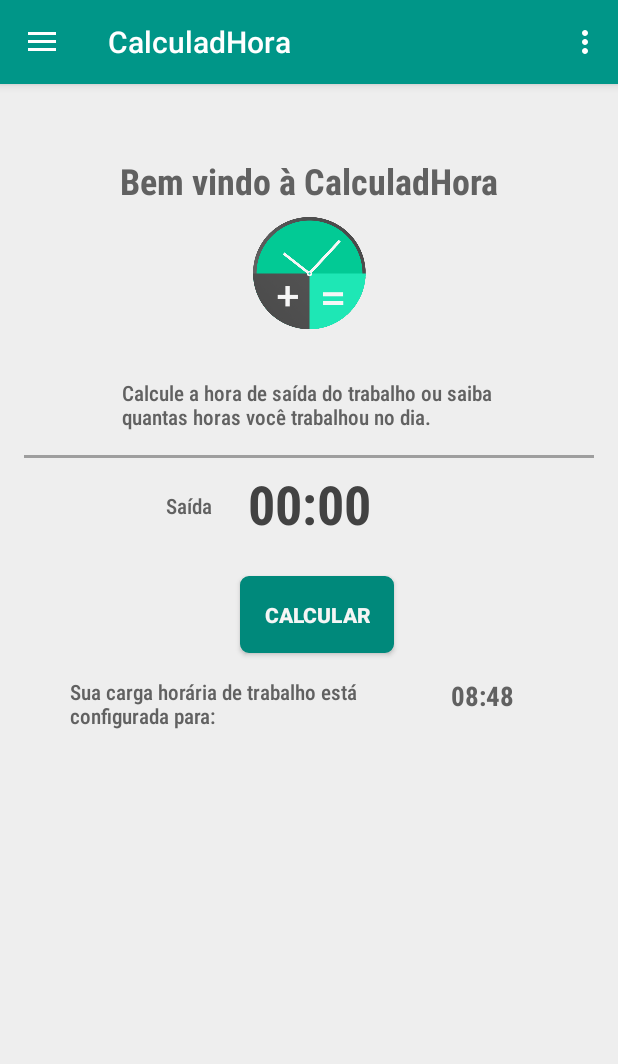
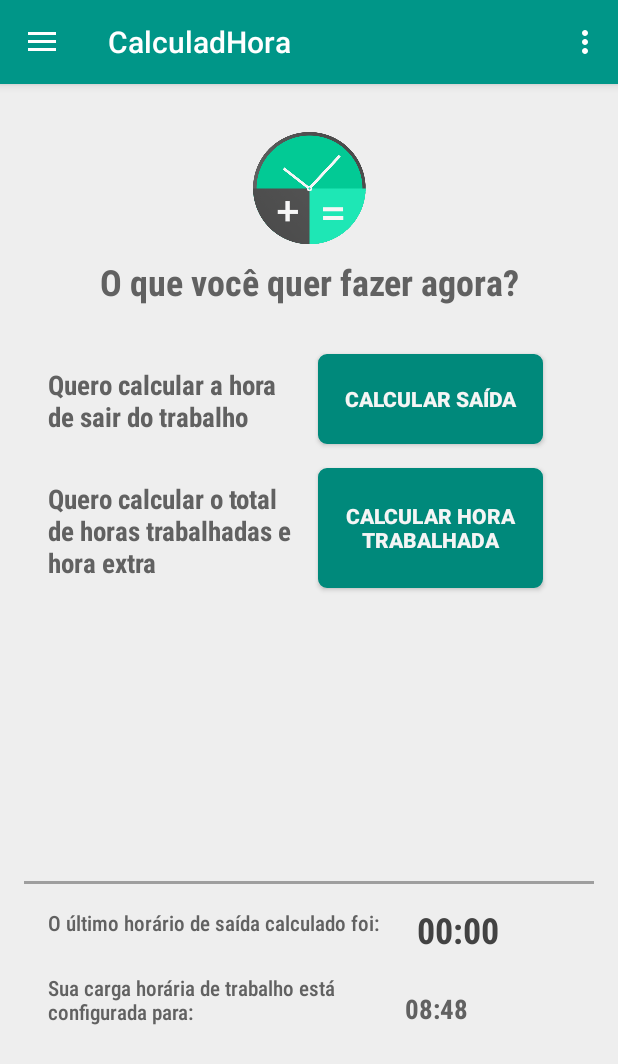
Before and after one commit to tiefz/calculadhora, an Android app: the screen it shows after launch (MainActivity), on a phone screen of 412 x 824 dp. Shown: the top 1064 px of the screen. Run offline under Robolectric (Android 15) with nearby library versions, the phone set to English and light mode, and no system bars.

Commit message:
Refatoração da home para incluir as duas opções de calculo

```diff
--- a/app/src/main/java/br/com/insertkoin/calculadhora/SaidaCalculada.java
+++ b/app/src/main/java/br/com/insertkoin/calculadhora/SaidaCalculada.java
@@ -34,6 +34,7 @@ public class SaidaCalculada extends Fragment {
     private Button botaoCalc;
     private ImageButton alarme;
     private static final String SETTINGS = "Settings";
+    private static final String HORA_DE_CALCULO = "08:48";
     private AlertDialog.Builder dialog;
     ArrayList<Pausa> listaPausas = new ArrayList<>();
 
@@ -145,7 +146,7 @@ public class SaidaCalculada extends Fragment {
     private Intervalo calcularSaida(Intervalo intervalo) {
 
         SharedPreferences sharedPreferences = getActivity().getSharedPreferences(SETTINGS, 0);
-        String HoraDeCalculo = "08:48";
+        String HoraDeCalculo = HORA_DE_CALCULO;
         LocalTime horaFixa;
         horaFixa = LocalTime.parse(HoraDeCalculo);
 
--- a/app/src/main/res/layout/content_main.xml
+++ b/app/src/main/res/layout/content_main.xml
@@ -11,86 +11,121 @@
     tools:showIn="@layout/app_bar_main">
 
     <Button
-        android:id="@+id/calcularID"
-        android:layout_width="wrap_content"
-        android:layout_height="wrap_content"
+        android:id="@+id/btnCalcTotalHomeID"
+        android:layout_width="150dp"
+        android:layout_height="80dp"
+        android:layout_marginStart="8dp"
+        android:layout_marginLeft="8dp"
         android:layout_marginTop="16dp"
         android:background="@drawable/buttons"
         android:backgroundTint="@color/bg_green"
         android:padding="@dimen/activity_vertical_margin"
-        android:text="@string/calcular"
+        android:text="@string/calcular_hora_trabalhada"
         android:textAllCaps="true"
         android:textColor="@color/cor_fonte"
         android:textStyle="bold"
-        app:layout_constraintEnd_toEndOf="parent"
-        app:layout_constraintHorizontal_bias="0.52"
-        app:layout_constraintStart_toStartOf="parent"
-        app:layout_constraintTop_toBottomOf="@+id/ultimaHoraID"
+        app:layout_constraintStart_toEndOf="@+id/perguntaSaida2"
+        app:layout_constraintTop_toBottomOf="@+id/btnCalcSaidaHomeID"
+        tools:targetApi="lollipop" />
+
+    <Button
+        android:id="@+id/btnCalcSaidaHomeID"
+        android:layout_width="150dp"
+        android:layout_height="60dp"
+        android:layout_marginStart="8dp"
+        android:layout_marginLeft="8dp"
+        android:layout_marginTop="32dp"
+        android:background="@drawable/buttons"
+        android:backgroundTint="@color/bg_green"
+        android:padding="@dimen/activity_vertical_margin"
+        android:text="@string/btcalc"
+        android:textAllCaps="true"
+        android:textColor="@color/cor_fonte"
+        android:textStyle="bold"
+        app:layout_constraintStart_toEndOf="@+id/perguntaSaida"
+        app:layout_constraintTop_toBottomOf="@+id/textView4"
         tools:targetApi="lollipop" />
 
     <TextView
         android:id="@+id/textView4"
         android:layout_width="wrap_content"
         android:layout_height="wrap_content"
-        android:layout_marginTop="32dp"
-        android:text="@string/bemvindo"
+        android:layout_marginTop="8dp"
+        android:text="@string/quer_fazer"
         android:textColor="@color/bg_cinza"
         android:textSize="24sp"
         android:textStyle="bold"
         app:fontFamily="sans-serif-condensed-medium"
         app:layout_constraintEnd_toEndOf="parent"
         app:layout_constraintStart_toStartOf="parent"
-        app:layout_constraintTop_toTopOf="parent" />
+        app:layout_constraintTop_toBottomOf="@+id/logoMainID" />
 
     <TextView
         android:id="@+id/textView12"
-        android:layout_width="250dp"
-        android:layout_height="wrap_content"
-        android:layout_marginTop="32dp"
+        android:layout_width="230dp"
+        android:layout_height="0dp"
+        android:layout_marginStart="16dp"
+        android:layout_marginLeft="16dp"
+        android:layout_marginTop="16dp"
         android:text="@string/display1"
         android:textColor="@color/bg_cinza"
         app:fontFamily="sans-serif-condensed-medium"
-        app:layout_constraintEnd_toEndOf="parent"
         app:layout_constraintStart_toStartOf="parent"
-        app:layout_constraintTop_toBottomOf="@+id/logoMainID" />
+        app:layout_constraintTop_toBottomOf="@+id/firstDivider" />
 
     <View
         android:id="@+id/firstDivider"
         android:layout_width="fill_parent"
         android:layout_height="2dp"
-        android:layout_marginTop="16dp"
         android:background="@color/Cinza_500"
         app:layout_constraintEnd_toEndOf="parent"
-        app:layout_constraintHorizontal_bias="0.17"
+        app:layout_constraintStart_toStartOf="parent"
+        app:layout_constraintTop_toTopOf="@+id/guideline" />
+
+    <TextView
+        android:id="@+id/textView15"
+        android:layout_width="230dp"
+        android:layout_height="41dp"
+        android:layout_marginStart="16dp"
+        android:layout_marginLeft="16dp"
+        android:layout_marginTop="24dp"
+        android:text="@string/display2"
+        android:textColor="@color/bg_cinza"
+        app:fontFamily="sans-serif-condensed-medium"
         app:layout_constraintStart_toStartOf="parent"
         app:layout_constraintTop_toBottomOf="@+id/textView12" />
 
     <TextView
-        android:id="@+id/textView15"
-        android:layout_width="200dp"
-        android:layout_height="wrap_content"
-        android:layout_marginTop="16dp"
-        android:text="@string/display2"
+        android:id="@+id/perguntaSaida"
+        android:layout_width="180dp"
+        android:layout_height="60dp"
+        android:layout_marginStart="8dp"
+        android:layout_marginLeft="8dp"
+        android:layout_marginTop="32dp"
+        android:padding="@dimen/nav_header_vertical_spacing"
+        android:text="@string/quero_saida"
         android:textColor="@color/bg_cinza"
+        android:textSize="18sp"
+        android:textStyle="bold"
         app:fontFamily="sans-serif-condensed-medium"
-        app:layout_constraintEnd_toEndOf="parent"
-        app:layout_constraintHorizontal_bias="0.17"
         app:layout_constraintStart_toStartOf="parent"
-        app:layout_constraintTop_toBottomOf="@+id/calcularID" />
+        app:layout_constraintTop_toBottomOf="@+id/textView4" />
 
     <TextView
-        android:id="@+id/textView17"
-        android:layout_width="wrap_content"
-        android:layout_height="0dp"
+        android:id="@+id/perguntaSaida2"
+        android:layout_width="180dp"
+        android:layout_height="80dp"
+        android:layout_marginStart="8dp"
+        android:layout_marginLeft="8dp"
         android:layout_marginTop="16dp"
-        android:layout_marginEnd="8dp"
-        android:layout_marginRight="8dp"
         android:padding="@dimen/nav_header_vertical_spacing"
-        android:text="@string/saida"
+        android:text="@string/quero_total"
         android:textColor="@color/bg_cinza"
+        android:textSize="18sp"
+        android:textStyle="bold"
         app:fontFamily="sans-serif-condensed-medium"
-        app:layout_constraintEnd_toStartOf="@+id/ultimaHoraID"
-        app:layout_constraintTop_toTopOf="@+id/firstDivider" />
+        app:layout_constraintStart_toStartOf="parent"
+        app:layout_constraintTop_toBottomOf="@+id/perguntaSaida" />
 
     <TextView
         android:id="@+id/horaAjustadaID"
@@ -99,40 +134,45 @@
         android:layout_marginStart="8dp"
         android:layout_marginLeft="8dp"
         android:layout_marginTop="16dp"
-        android:layout_marginEnd="8dp"
-        android:layout_marginRight="8dp"
         android:text="@string/zerohora"
         android:textColor="@color/bg_cinza"
         android:textSize="18sp"
         android:textStyle="bold"
         app:fontFamily="sans-serif-condensed-medium"
-        app:layout_constraintEnd_toEndOf="parent"
         app:layout_constraintStart_toEndOf="@+id/textView15"
-        app:layout_constraintTop_toBottomOf="@+id/calcularID" />
+        app:layout_constraintTop_toBottomOf="@+id/ultimaHoraID" />
 
     <ImageView
         android:id="@+id/logoMainID"
         android:layout_width="75dp"
         android:layout_height="75dp"
-        android:layout_marginTop="8dp"
+        android:layout_marginTop="16dp"
         android:contentDescription="@string/app_name"
         app:layout_constraintEnd_toEndOf="parent"
         app:layout_constraintStart_toStartOf="parent"
-        app:layout_constraintTop_toBottomOf="@+id/textView4"
+        app:layout_constraintTop_toTopOf="parent"
         app:srcCompat="@drawable/calc512" />
 
     <TextView
         android:id="@+id/ultimaHoraID"
         android:layout_width="wrap_content"
         android:layout_height="wrap_content"
-        android:layout_marginTop="16dp"
+        android:layout_marginStart="8dp"
+        android:layout_marginLeft="8dp"
+        android:layout_marginTop="8dp"
         android:padding="@dimen/nav_header_vertical_spacing"
         android:text="@string/zerohora"
         android:textColor="@color/bg_texto"
-        android:textSize="36sp"
+        android:textSize="24sp"
         android:textStyle="bold"
         app:fontFamily="sans-serif-condensed-medium"
-        app:layout_constraintEnd_toEndOf="parent"
-        app:layout_constraintStart_toStartOf="parent"
-        app:layout_constraintTop_toBottomOf="@+id/textView12" />
+        app:layout_constraintStart_toEndOf="@+id/textView12"
+        app:layout_constraintTop_toTopOf="@+id/guideline" />
+
+    <android.support.constraint.Guideline
+        android:id="@+id/guideline"
+        android:layout_width="wrap_content"
+        android:layout_height="wrap_content"
+        android:orientation="horizontal"
+        app:layout_constraintGuide_percent="0.7" />
 </android.support.constraint.ConstraintLayout>
--- a/app/src/main/res/layout/fragment_saida_ht.xml
+++ b/app/src/main/res/layout/fragment_saida_ht.xml
@@ -14,7 +14,7 @@
         android:layout_marginTop="32dp"
         android:background="@drawable/buttons"
         android:backgroundTint="@color/bg_green"
-        android:text="@string/calcular"
+        android:text="@string/calcular_hora_trabalhada"
         android:textColor="@color/cor_fonte"
         android:textSize="36sp"
         android:textStyle="bold"
--- a/app/src/main/res/values/strings.xml
+++ b/app/src/main/res/values/strings.xml
@@ -41,7 +41,7 @@
     <string name="bemvindo">Bem vindo à CalculadHora</string>
     <string name="calcular">Calcular</string>
     <string name="almoco">Almoço</string>
-    <string name="display1">Calcule a hora de saída do trabalho ou saiba quantas horas você trabalhou no dia.</string>
+    <string name="display1">O último horário de saída calculado foi:</string>
     <string name="display2">Sua carga horária de trabalho está configurada para:</string>
     <string name="salvar">Salvar</string>
     <string name="display3">Ajuste abaixo a quantidade de horas que você trabalha por dia (Sem contar o tempo de almoço).</string>
@@ -49,4 +49,7 @@
     <string name="atencao">O Valor está menor que o anterior!</string>
     <string name="alarme">Alarme</string>
     <string name="slide">Slide</string>
+    <string name="quer_fazer">O que você quer fazer agora?</string>
+    <string name="quero_saida">Quero calcular a hora de sair do trabalho</string>
+    <string name="quero_total">Quero calcular o total de horas trabalhadas e hora extra</string>
 </resources>
```
Also changed, not shown: app/src/main/AndroidManifest.xml (+8 -7 lines), app/src/main/java/br/com/insertkoin/calculadhora/HoraTotalTrabalhada.java (added, +30 -0 lines), app/src/main/java/br/com/insertkoin/calculadhora/MainActivity.java (+51 -11 lines), app/src/main/java/br/com/insertkoin/calculadhora/SaidaHT.java (+10 -3 lines), app/src/main/res/layout/activity_hora_total_trabalhada.xml (added, +58 -0 lines).
